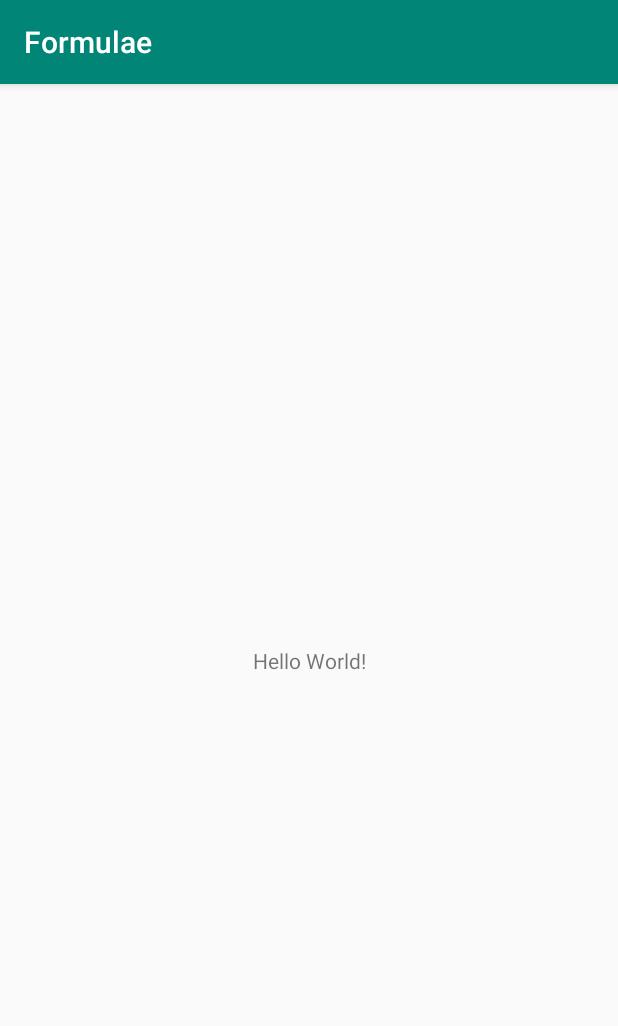
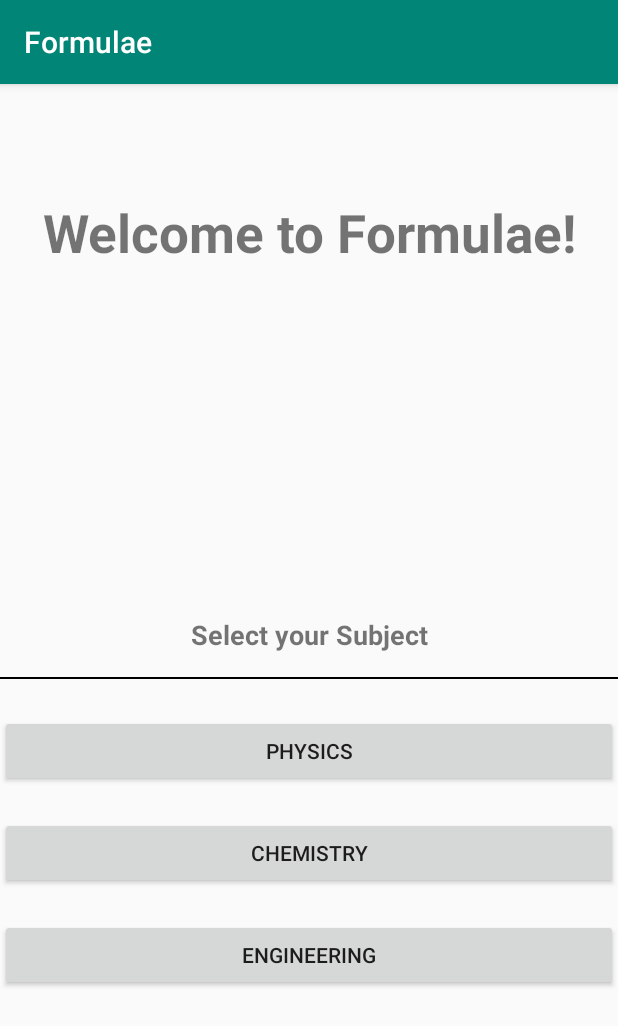
Before and after one commit to arikamat/Formulae, an Android app: the screen it shows after launch (MainActivity), on a phone screen of 412 x 824 dp. Shown: the top 1026 px of the screen. Run offline under Robolectric (Android 15) with nearby library versions, the phone set to English and light mode, and no system bars.

Commit message:
Added code to activity_main.xml Welcome is done
Signed-off-by: Ari Kamat <arijkamat@gmail.com>

```diff
--- a/app/src/main/res/layout/activity_main.xml
+++ b/app/src/main/res/layout/activity_main.xml
@@ -7,12 +7,70 @@
     tools:context=".MainActivity">
 
     <TextView
+        android:id="@+id/textView"
         android:layout_width="wrap_content"
         android:layout_height="wrap_content"
-        android:text="Hello World!"
-        app:layout_constraintBottom_toBottomOf="parent"
-        app:layout_constraintLeft_toLeftOf="parent"
-        app:layout_constraintRight_toRightOf="parent"
+        android:layout_marginTop="75dp"
+        android:text="Welcome to Formulae!"
+        android:textSize="35sp"
+        android:textStyle="bold"
+        app:layout_constraintEnd_toEndOf="parent"
+        app:layout_constraintStart_toStartOf="parent"
         app:layout_constraintTop_toTopOf="parent" />
 
+    <View
+        android:id="@+id/view"
+        android:layout_width="match_parent"
+        android:layout_height="1dp"
+        android:layout_marginTop="16dp"
+        android:background="#000"
+        app:layout_constraintEnd_toEndOf="parent"
+        app:layout_constraintHorizontal_bias="1.0"
+        app:layout_constraintStart_toStartOf="parent"
+        app:layout_constraintTop_toBottomOf="@+id/textView2" />
+
+    <TextView
+        android:id="@+id/textView2"
+        android:layout_width="wrap_content"
+        android:layout_height="wrap_content"
+        android:layout_marginTop="232dp"
+        android:text="Select your Subject"
+        android:textSize="18sp"
+        android:textStyle="bold"
+        app:layout_constraintEnd_toEndOf="parent"
+        app:layout_constraintStart_toStartOf="parent"
+        app:layout_constraintTop_toBottomOf="@+id/textView" />
+
+    <Button
+        android:id="@+id/button"
+        android:layout_width="0dp"
+        android:layout_height="wrap_content"
+        android:layout_marginTop="24dp"
+        android:text="Physics"
+        app:layout_constraintEnd_toEndOf="parent"
+        app:layout_constraintHorizontal_bias="1.0"
+        app:layout_constraintStart_toStartOf="parent"
+        app:layout_constraintTop_toBottomOf="@+id/view" />
+
+    <Button
+        android:id="@+id/button2"
+        android:layout_width="0dp"
+        android:layout_height="wrap_content"
+        android:layout_marginTop="20dp"
+        android:text="Chemistry"
+        app:layout_constraintEnd_toEndOf="parent"
+        app:layout_constraintHorizontal_bias="0.0"
+        app:layout_constraintStart_toStartOf="parent"
+        app:layout_constraintTop_toBottomOf="@+id/button" />
+
+    <Button
+        android:id="@+id/button3"
+        android:layout_width="0dp"
+        android:layout_height="wrap_content"
+        android:layout_marginTop="20dp"
+        android:text="Engineering"
+        app:layout_constraintEnd_toEndOf="parent"
+        app:layout_constraintHorizontal_bias="0.0"
+        app:layout_constraintStart_toStartOf="parent"
+        app:layout_constraintTop_toBottomOf="@+id/button2" />
 </androidx.constraintlayout.widget.ConstraintLayout>
```
Also changed, not shown: app/src/main/java/com/example/formulae/MainActivity.java (+6 -1 lines).
